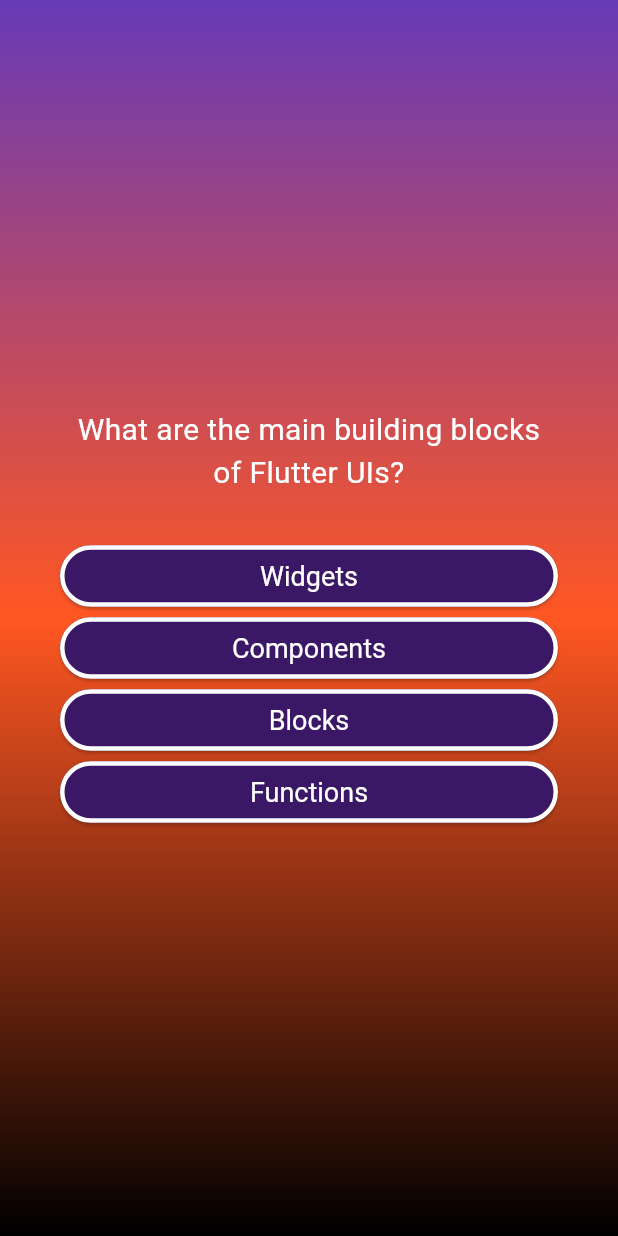
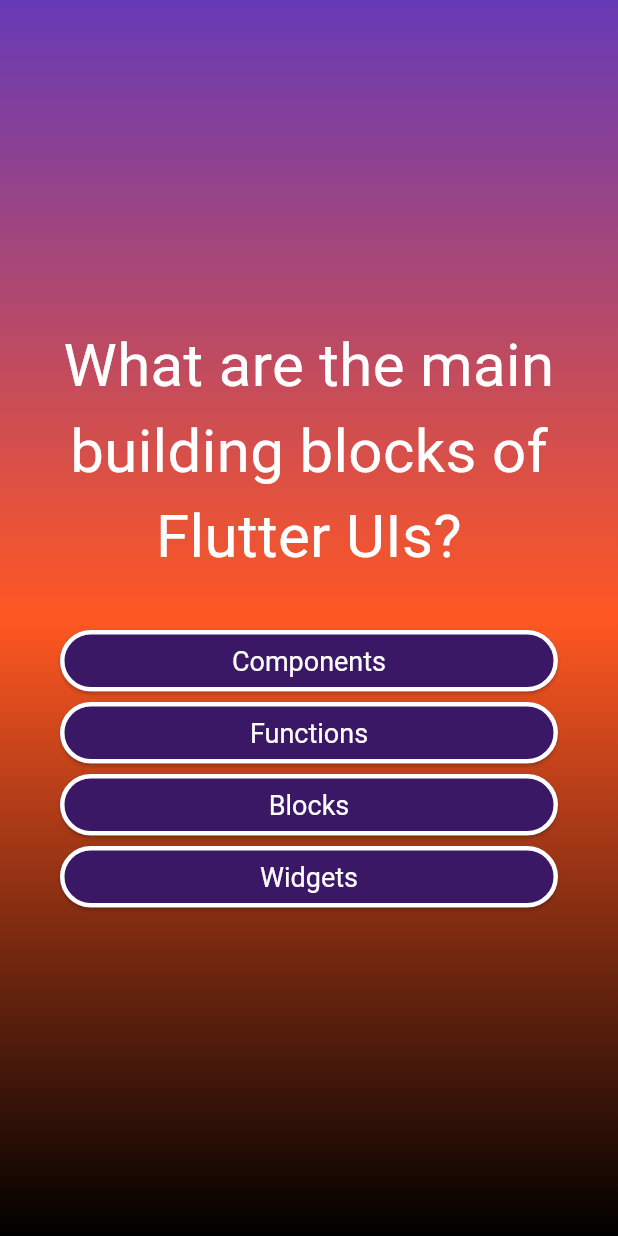
Before and after one commit to franedsandi/basics_adv, a Flutter app: the screen it shows after launch, after a tap on "Start Quiz", on a phone screen of 412 x 824 dp. Run offline on Flutter 3.47's test engine with Material 3 defaults, Android fonts, the phone set to English and light mode, and no system bars.

Commit message:
styling and setting random the answers

```diff
--- a/lib/answer_button.dart
+++ b/lib/answer_button.dart
@@ -26,7 +26,10 @@
             width: 3,
             color: Colors.white,
           )),
-      child: Text(answerText),
+      child: Text(
+        answerText,
+        textAlign: TextAlign.center,
+      ),
     );
   }
 }
--- a/lib/models/quiz_questions.dart
+++ b/lib/models/quiz_questions.dart
@@ -3,4 +3,11 @@
 
   final String text;
   final List<String> answers;
+
+  List<String> getShuffleAnswers() {
+    final shuffledList = List.of(answers);
+    shuffledList.shuffle();
+    return shuffledList;
+    /* create a final variable that coy the list of answers and then shouffle this new list */
+  }
 }
--- a/lib/questions_screen.dart
+++ b/lib/questions_screen.dart
@@ -11,9 +11,19 @@
 }
 
 class _QuestionsScreenState extends State<QuestionsScreen> {
+  var currentQuestionsIndex = 0;
+
+  void answerQuestion() {
+    /* currentQuestionsIndex = currentQuestionsIndex + 1; */
+    /* currentQuestionsIndex +=1; */ /* shorcut for the previus one */
+    setState(() {
+      currentQuestionsIndex++; /*  currentQuestionsIndex--; to decrese*/
+    });
+  }
+
   @override
   Widget build(context) {
-    final currentQuestions = questions[0];
+    final currentQuestions = questions[currentQuestionsIndex];
 
     /* alternative to center the content , it can be used like flexbox (space betwen and all that) */
     return SizedBox(
@@ -28,14 +38,18 @@
               currentQuestions.text,
               textAlign: TextAlign.center,
               style: const TextStyle(
-                fontSize: 20,
+                fontSize: 40,
                 color: Colors.white,
               ),
             ),
             const SizedBox(height: 30),
-            ...currentQuestions.answers.map((answer) {
-              return AnswerButton(answerText: answer, onTap: () {});
+            ...currentQuestions.getShuffleAnswers().map((answer) {
+              return AnswerButton(
+                answerText: answer,
+                onTap: answerQuestion,
+              );
             }),
+            /* chaining events */
           ],
         ),
       ),
```
